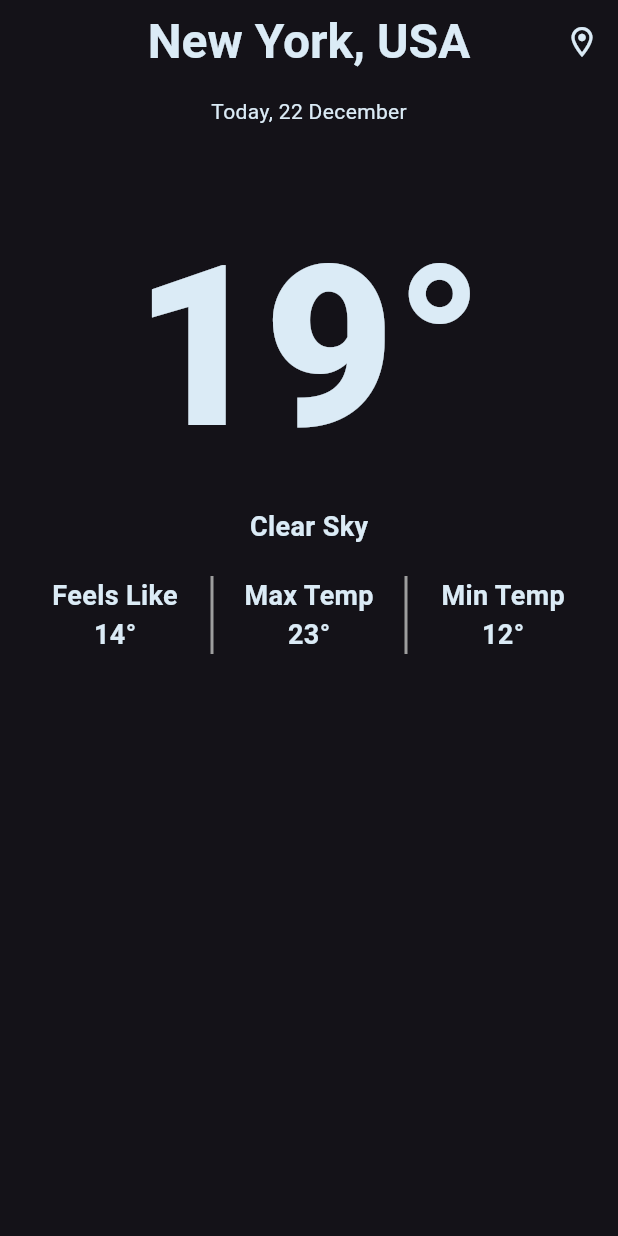
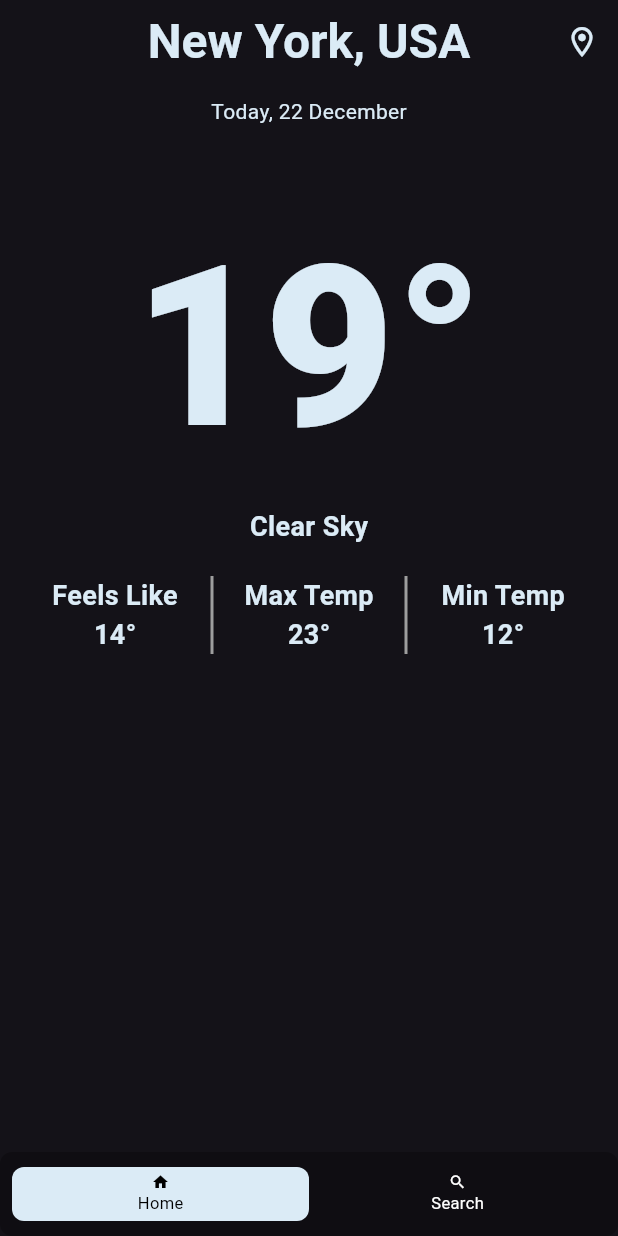
Before and after one commit to ontu001/weathervane-realtime-weatherApp-flutter, a Flutter app: the screen it shows after launch, on a phone screen of 412 x 824 dp. Run offline on Flutter 3.47's test engine with Material 3 defaults, Android fonts, the phone set to English and light mode, and no system bars; drawn by our look-alikes of floating_bottom_navigation_bar.

Commit message:
bottom nav bar added

```diff
--- a/lib/main.dart
+++ b/lib/main.dart
@@ -1,7 +1,8 @@
 import 'package:flutter/cupertino.dart';
 import 'package:flutter/material.dart';
-import 'package:weathervane/screen/home.dart';
+
 import 'package:weathervane/screen/splash.dart';
+import 'package:weathervane/widget/bottom_nav_bar.dart';
 
 void main()=>runApp(Weathervane());
 class Weathervane extends StatelessWidget{
@@ -20,7 +21,7 @@ class Weathervane extends StatelessWidget{
         ),
       ),
 
-      home: Home(),
+      home: bottomNavBar(),
     );
   }
 
--- a/lib/screen/home.dart
+++ b/lib/screen/home.dart
@@ -19,6 +19,7 @@ class HomeState extends State<Home>{
   Widget build(BuildContext context) {
     return Scaffold(
       appBar: AppBar(
+        automaticallyImplyLeading: false,
         title: Text('New York, USA',style: kh1TextStyle,),
         actions: [
           IconButton(onPressed: (){}, icon: Icon(Icons.location_on_outlined,color: kCommonColor,))
--- a/lib/screen/splash.dart
+++ b/lib/screen/splash.dart
@@ -24,6 +24,7 @@ class SplashState extends State<Splash>{
   @override
   Widget build(BuildContext context) {
     return Scaffold(
+      backgroundColor: Colors.black,
       body: Center(
         child: Image.asset("assets/icons/logo.png"),
       ),
--- /dev/null
+++ b/lib/widget/bottom_nav_bar.dart
@@ -0,0 +1,51 @@
+import 'package:floating_bottom_navigation_bar/floating_bottom_navigation_bar.dart';
+import 'package:flutter/cupertino.dart';
+import 'package:flutter/material.dart';
+import 'package:weathervane/screen/home.dart';
+import 'package:weathervane/screen/search.dart';
+import 'package:weathervane/utility/const.dart';
+
+class bottomNavBar extends StatefulWidget{
+  @override
+  State<StatefulWidget> createState() {
+    return bottomNavBarState();
+  }
+
+}
+class bottomNavBarState extends State<bottomNavBar>{
+  int _currentIndex = 0;
+  final _pages= [
+    Home(),
+    Search(),
+  ];
+  @override
+  Widget build(BuildContext context) {
+    return Scaffold(
+
+      bottomNavigationBar: FloatingNavbar(
+        iconSize: 12,
+        margin: EdgeInsets.all(0),
+        padding: EdgeInsets.symmetric(vertical: 10),
+        backgroundColor: Colors.black26,
+        selectedBackgroundColor: kCommonColor,
+        currentIndex: _currentIndex,
+        onTap: (int value){
+          _currentIndex = value;
+          setState(() {
+
+          });
+        },
+
+      items: [
+        FloatingNavbarItem(  icon: Icons.home,  title: 'Home'),
+        FloatingNavbarItem(icon: Icons.search, title: 'Search'),
+
+      ],
+      ),
+extendBody: true,
+
+      body: _pages[_currentIndex],
+    );
+  }
+
+}
--- a/pubspec.yaml
+++ b/pubspec.yaml
@@ -35,6 +35,7 @@ dependencies:
   # The following adds the Cupertino Icons font to your application.
   # Use with the CupertinoIcons class for iOS style icons.
   cupertino_icons: ^1.0.2
+  floating_bottom_navigation_bar: ^1.5.2
 
 dev_dependencies:
   flutter_test:
@@ -60,7 +61,7 @@ flutter:
 
   # To add assets to your application, add an assets section, like this:
   assets:
-    - assets/
+    - assets/icons/
 
 
   # An image asset can refer to one or more resolution-specific "variants", see
```
Also changed, not shown: pubspec.lock.
